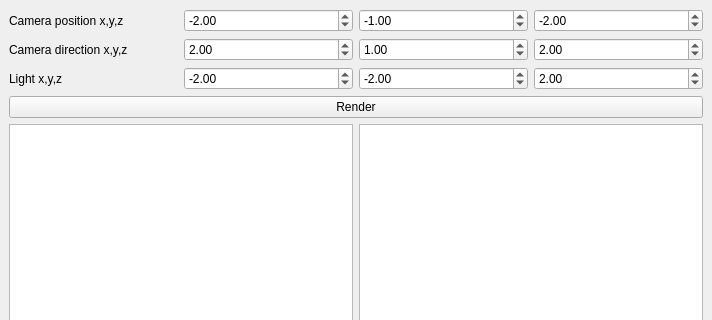
tokarevart/cg-lab3, file mainwindow.ui: the form before one commit; both pictures show x 0 to 712 and y 0 to 320 of the 712 by 753 pixel window.
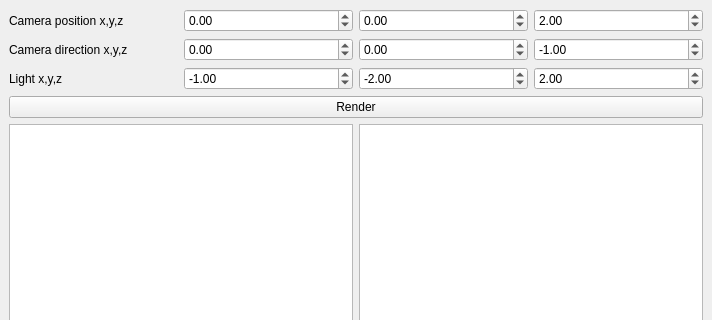
The form after the commit.

```diff
--- a/mainwindow.ui
+++ b/mainwindow.ui
@@ -45,7 +45,7 @@
          <double>100.000000000000000</double>
         </property>
         <property name="value">
-         <double>-2.000000000000000</double>
+         <double>0.000000000000000</double>
         </property>
        </widget>
       </item>
@@ -58,7 +58,7 @@
          <double>100.000000000000000</double>
         </property>
         <property name="value">
-         <double>-1.000000000000000</double>
+         <double>0.000000000000000</double>
         </property>
        </widget>
       </item>
@@ -71,7 +71,7 @@
          <double>100.000000000000000</double>
         </property>
         <property name="value">
-         <double>-2.000000000000000</double>
+         <double>2.000000000000000</double>
         </property>
        </widget>
       </item>
@@ -95,7 +95,7 @@
          <double>100.000000000000000</double>
         </property>
         <property name="value">
-         <double>2.000000000000000</double>
+         <double>0.000000000000000</double>
         </property>
        </widget>
       </item>
@@ -108,7 +108,7 @@
          <double>100.000000000000000</double>
         </property>
         <property name="value">
-         <double>1.000000000000000</double>
+         <double>0.000000000000000</double>
         </property>
        </widget>
       </item>
@@ -121,7 +121,7 @@
          <double>100.000000000000000</double>
         </property>
         <property name="value">
-         <double>2.000000000000000</double>
+         <double>-1.000000000000000</double>
         </property>
        </widget>
       </item>
@@ -145,7 +145,7 @@
          <double>100.000000000000000</double>
         </property>
         <property name="value">
-         <double>-2.000000000000000</double>
+         <double>-1.000000000000000</double>
         </property>
        </widget>
       </item>
```
Left out of the diff: 27 changed lines with no effect on the pictures.
